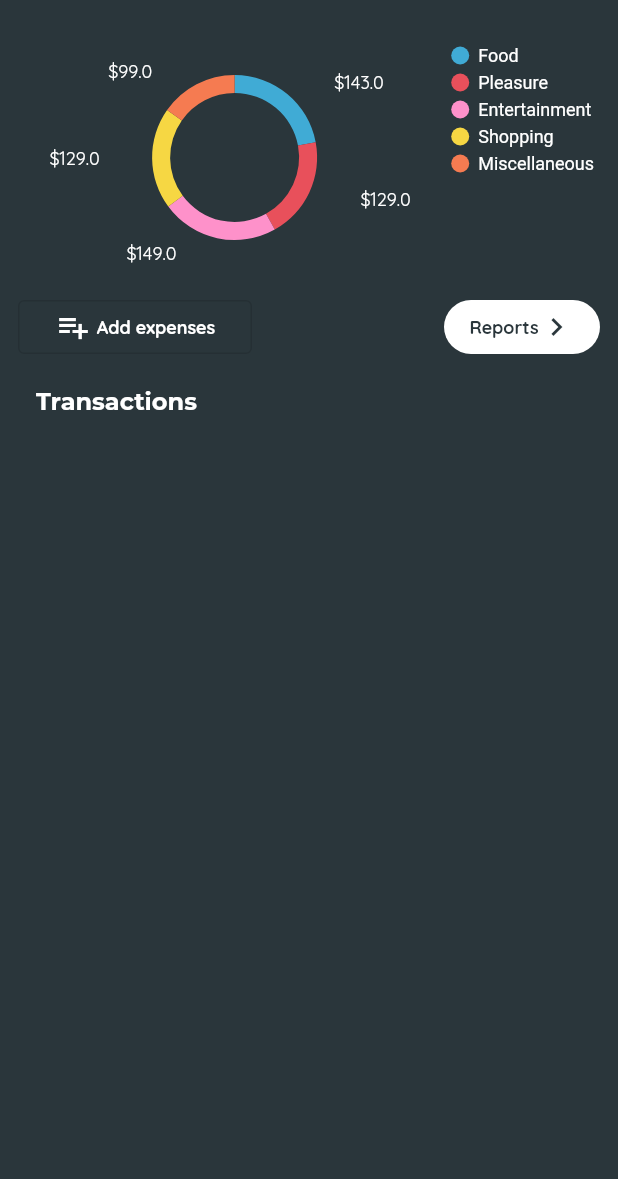
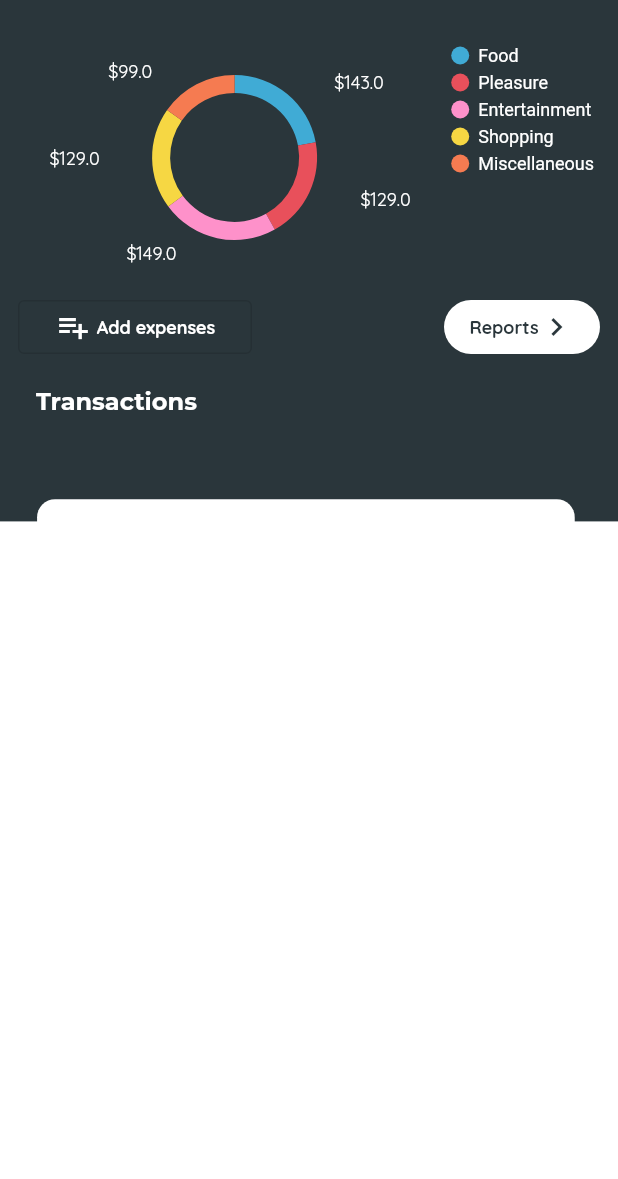
Before and after one commit to pdpratyush16/MoneyManager, a Flutter app: the screen it shows after launch, on a phone screen of 412 x 824 dp, the part 57-1236 px from its top. Run offline on Flutter 3.47's test engine with Material 2 defaults, Android fonts, the phone set to English and light mode, and no system bars; our stand-ins replace charts_flutter.

```diff
--- a/money_manager/lib/design/header.dart
+++ b/money_manager/lib/design/header.dart
@@ -28,7 +28,7 @@ class Header extends StatelessWidget {
     final mediaQuery = MediaQuery.of(context);
     return Container(
       width: double.infinity,
-      height: mediaQuery.size.height * 4,
+      height: mediaQuery.size.height * 0.4,
       color: primaryColor,
       child: Padding(
         padding: const EdgeInsets.all(12.0),
--- /dev/null
+++ b/money_manager/lib/design/transactions.dart
@@ -0,0 +1,36 @@
+import 'package:flutter/material.dart';
+
+class TransactionCard extends StatefulWidget {
+  final double height;
+  TransactionCard(this.height);
+  @override
+  _TransactionCardState createState() => _TransactionCardState();
+}
+
+class _TransactionCardState extends State<TransactionCard> {
+  int _date = 16;
+
+  @override
+  Widget build(BuildContext context) {
+    final mediaQuery = MediaQuery.of(context);
+    return Positioned(
+      bottom: 0,
+      left: mediaQuery.size.width * 0.06,
+      child: Center(
+        child: AnimatedContainer(
+          duration: Duration(seconds: 1),
+          curve: Curves.fastOutSlowIn,
+          width: mediaQuery.size.width * 0.87,
+          height: mediaQuery.size.height * widget.height,
+          decoration: BoxDecoration(
+            color: Colors.white,
+            borderRadius: BorderRadius.only(
+              topLeft: Radius.circular(12),
+              topRight: Radius.circular(12),
+            ),
+          ),
+        ),
+      ),
+    );
+  }
+}
--- a/money_manager/lib/screens/home.dart
+++ b/money_manager/lib/screens/home.dart
@@ -1,5 +1,6 @@
 import 'package:flutter/material.dart';
 import 'package:money_manager/design/header.dart';
+import 'package:money_manager/design/transactions.dart';
 
 class HomePage extends StatefulWidget {
   @override
@@ -7,9 +8,11 @@ class HomePage extends StatefulWidget {
 }
 
 class _HomePageState extends State<HomePage> {
+  double _ht = 0.55;
   @override
   Widget build(BuildContext context) {
     return Scaffold(
+      backgroundColor: Colors.white.withOpacity(0.9),
       appBar: AppBar(
         elevation: 0,
         leading: IconButton(
@@ -34,14 +37,20 @@ class _HomePageState extends State<HomePage> {
           ),
         ],
       ),
-      body: Stack(
+      body: SafeArea(
+        child: Stack(
           children: <Widget>[
             Column(
               children: <Widget>[
                 Header(),
               ],
             ),
+            TransactionCard(_ht),
+            // SizedBox(
+            //   height: 2,
+            // ),
           ],
+        ),
       ),
     );
   }
```
Lines whose indentation alone changed are shown as unchanged.
